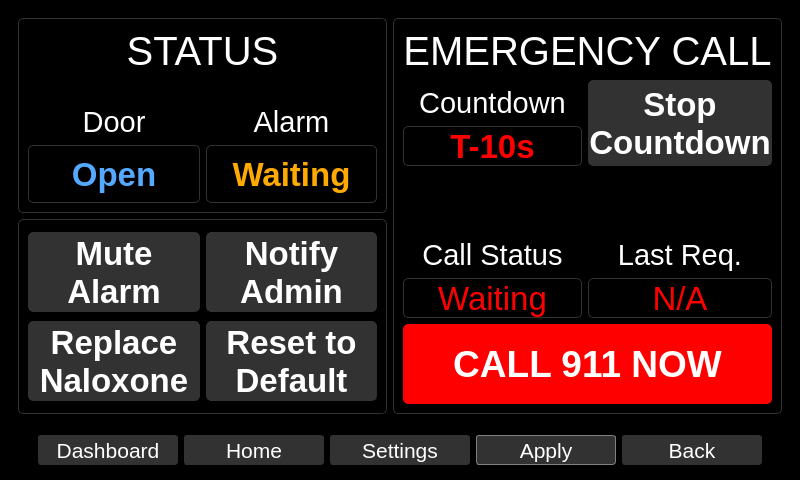
Old version of the form qt_design/main_window.ui in the repository zyl120/Naloxone_Safety_Kit.
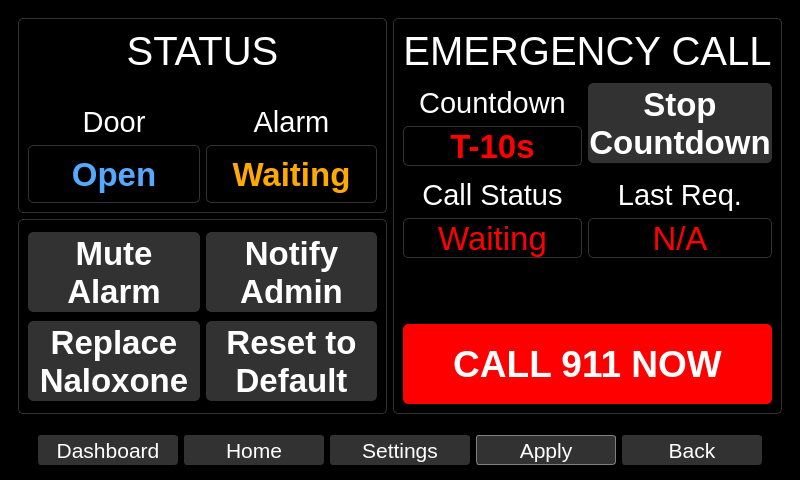
New version of the form. The open tabs and pages were chosen to show the change.

Commit message: change door open ui

```diff
--- a/qt_design/main_window.ui
+++ b/qt_design/main_window.ui
@@ -4695,191 +4695,7 @@
            <number>0</number>
           </property>
           <layout class="QGridLayout" name="gridLayout_14">
-           <item row="5" column="0" colspan="2">
-            <widget class="QPushButton" name="call911NowPushButton">
-             <property name="sizePolicy">
-              <sizepolicy hsizetype="Preferred" vsizetype="Maximum">
-               <horstretch>0</horstretch>
-               <verstretch>0</verstretch>
-              </sizepolicy>
-             </property>
-             <property name="minimumSize">
-              <size>
-               <width>0</width>
-               <height>80</height>
-              </size>
-             </property>
-             <property name="maximumSize">
-              <size>
-               <width>16777215</width>
-               <height>16777215</height>
-              </size>
-             </property>
-             <property name="font">
-              <font>
-               <pointsize>28</pointsize>
-               <bold>true</bold>
-              </font>
-             </property>
-             <property name="styleSheet">
-              <string notr="true">color: white; background-color: red; border-radius:5px;border-color:red;border-width: 1px;border-style: solid;
-</string>
-             </property>
-             <property name="text">
-              <string>CALL 911 NOW</string>
-             </property>
-            </widget>
-           </item>
-           <item row="0" column="0" colspan="2">
-            <widget class="QLabel" name="doorLabel_3">
-             <property name="sizePolicy">
-              <sizepolicy hsizetype="Preferred" vsizetype="Preferred">
-               <horstretch>0</horstretch>
-               <verstretch>0</verstretch>
-              </sizepolicy>
-             </property>
-             <property name="minimumSize">
-              <size>
-               <width>0</width>
-               <height>40</height>
-              </size>
-             </property>
-             <property name="maximumSize">
-              <size>
-               <width>16777215</width>
-               <height>16777215</height>
-              </size>
-             </property>
-             <property name="font">
-              <font>
-               <pointsize>30</pointsize>
-               <bold>false</bold>
-              </font>
-             </property>
-             <property name="styleSheet">
-              <string notr="true">color:white;border-width: 0px;</string>
-             </property>
-             <property name="text">
-              <string>EMERGENCY CALL</string>
-             </property>
-             <property name="alignment">
-              <set>Qt::AlignBottom|Qt::AlignHCenter</set>
-             </property>
-            </widget>
-           </item>
-           <item row="3" column="1">
-            <layout class="QVBoxLayout" name="verticalLayout_27">
-             <item>
-              <widget class="QLabel" name="label_8">
-               <property name="sizePolicy">
-                <sizepolicy hsizetype="Preferred" vsizetype="Preferred">
-                 <horstretch>0</horstretch>
-                 <verstretch>0</verstretch>
-                </sizepolicy>
-               </property>
-               <property name="minimumSize">
-                <size>
-                 <width>0</width>
-                 <height>40</height>
-                </size>
-               </property>
-               <property name="maximumSize">
-                <size>
-                 <width>16777215</width>
-                 <height>16777215</height>
-                </size>
-               </property>
-               <property name="font">
-                <font>
-                 <pointsize>22</pointsize>
-                </font>
-               </property>
-               <property name="styleSheet">
-                <string notr="true">color:white;border-width: 0px;</string>
-               </property>
-               <property name="text">
-                <string>Last Req.</string>
-               </property>
-               <property name="alignment">
-                <set>Qt::AlignBottom|Qt::AlignHCenter</set>
-               </property>
-              </widget>
-             </item>
-             <item>
-              <widget class="QLabel" name="emergencyCallLastCallLabel">
-               <property name="sizePolicy">
-                <sizepolicy hsizetype="Preferred" vsizetype="Preferred">
-                 <horstretch>0</horstretch>
-                 <verstretch>0</verstretch>
-                </sizepolicy>
-               </property>
-               <property name="minimumSize">
-                <size>
-                 <width>0</width>
-                 <height>40</height>
-                </size>
-               </property>
-               <property name="maximumSize">
-                <size>
-                 <width>16777215</width>
-                 <height>16777215</height>
-                </size>
-               </property>
-               <property name="font">
-                <font>
-                 <pointsize>25</pointsize>
-                 <bold>false</bold>
-                </font>
-               </property>
-               <property name="styleSheet">
-                <string notr="true">color:red;border-radius: 5px;border-color:rgb(50,50,50);border-width: 1px;border-style: solid;</string>
-               </property>
-               <property name="text">
-                <string>N/A</string>
-               </property>
-               <property name="alignment">
-                <set>Qt::AlignCenter</set>
-               </property>
-              </widget>
-             </item>
-            </layout>
-           </item>
-           <item row="1" column="1">
-            <widget class="QPushButton" name="stopCountdownPushButton">
-             <property name="sizePolicy">
-              <sizepolicy hsizetype="Preferred" vsizetype="Preferred">
-               <horstretch>0</horstretch>
-               <verstretch>0</verstretch>
-              </sizepolicy>
-             </property>
-             <property name="minimumSize">
-              <size>
-               <width>0</width>
-               <height>80</height>
-              </size>
-             </property>
-             <property name="maximumSize">
-              <size>
-               <width>16777215</width>
-               <height>16777215</height>
-              </size>
-             </property>
-             <property name="font">
-              <font>
-               <pointsize>25</pointsize>
-               <bold>true</bold>
-              </font>
-             </property>
-             <property name="styleSheet">
-              <string notr="true">color:white;border-radius: 5px;background-color:rgb(50,50,50);border-color:rgb(50,50,50);border-width: 1px;border-style: solid;</string>
-             </property>
-             <property name="text">
-              <string>Stop
-Countdown</string>
-             </property>
-            </widget>
-           </item>
-           <item row="3" column="0">
+           <item row="4" column="0">
             <layout class="QVBoxLayout" name="verticalLayout_24">
              <item>
               <widget class="QLabel" name="label">
@@ -4956,7 +4772,42 @@
              </item>
             </layout>
            </item>
-           <item row="1" column="0">
+           <item row="2" column="1">
+            <widget class="QPushButton" name="stopCountdownPushButton">
+             <property name="sizePolicy">
+              <sizepolicy hsizetype="Preferred" vsizetype="Maximum">
+               <horstretch>0</horstretch>
+               <verstretch>0</verstretch>
+              </sizepolicy>
+             </property>
+             <property name="minimumSize">
+              <size>
+               <width>0</width>
+               <height>80</height>
+              </size>
+             </property>
+             <property name="maximumSize">
+              <size>
+               <width>16777215</width>
+               <height>16777215</height>
+              </size>
+             </property>
+             <property name="font">
+              <font>
+               <pointsize>25</pointsize>
+               <bold>true</bold>
+              </font>
+             </property>
+             <property name="styleSheet">
+              <string notr="true">color:white;border-radius: 5px;background-color:rgb(50,50,50);border-color:rgb(50,50,50);border-width: 1px;border-style: solid;</string>
+             </property>
+             <property name="text">
+              <string>Stop
+Countdown</string>
+             </property>
+            </widget>
+           </item>
+           <item row="2" column="0">
             <layout class="QVBoxLayout" name="verticalLayout_46">
              <item>
               <widget class="QLabel" name="countdownLabel">
@@ -5028,7 +4879,44 @@
              </item>
             </layout>
            </item>
-           <item row="2" column="0" colspan="2">
+           <item row="0" column="0" colspan="2">
+            <widget class="QLabel" name="doorLabel_3">
+             <property name="sizePolicy">
+              <sizepolicy hsizetype="Preferred" vsizetype="Preferred">
+               <horstretch>0</horstretch>
+               <verstretch>0</verstretch>
+              </sizepolicy>
+             </property>
+             <property name="minimumSize">
+              <size>
+               <width>0</width>
+               <height>40</height>
+              </size>
+             </property>
+             <property name="maximumSize">
+              <size>
+               <width>16777215</width>
+               <height>16777215</height>
+              </size>
+             </property>
+             <property name="font">
+              <font>
+               <pointsize>30</pointsize>
+               <bold>false</bold>
+              </font>
+             </property>
+             <property name="styleSheet">
+              <string notr="true">color:white;border-width: 0px;</string>
+             </property>
+             <property name="text">
+              <string>EMERGENCY CALL</string>
+             </property>
+             <property name="alignment">
+              <set>Qt::AlignBottom|Qt::AlignHCenter</set>
+             </property>
+            </widget>
+           </item>
+           <item row="5" column="0" colspan="2">
             <spacer name="verticalSpacer_5">
              <property name="orientation">
               <enum>Qt::Vertical</enum>
@@ -5041,6 +4929,118 @@
              </property>
             </spacer>
            </item>
+           <item row="4" column="1">
+            <layout class="QVBoxLayout" name="verticalLayout_27">
+             <item>
+              <widget class="QLabel" name="label_8">
+               <property name="sizePolicy">
+                <sizepolicy hsizetype="Preferred" vsizetype="Preferred">
+                 <horstretch>0</horstretch>
+                 <verstretch>0</verstretch>
+                </sizepolicy>
+               </property>
+               <property name="minimumSize">
+                <size>
+                 <width>0</width>
+                 <height>40</height>
+                </size>
+               </property>
+               <property name="maximumSize">
+                <size>
+                 <width>16777215</width>
+                 <height>16777215</height>
+                </size>
+               </property>
+               <property name="font">
+                <font>
+                 <pointsize>22</pointsize>
+                </font>
+               </property>
+               <property name="styleSheet">
+                <string notr="true">color:white;border-width: 0px;</string>
+               </property>
+               <property name="text">
+                <string>Last Req.</string>
+               </property>
+               <property name="alignment">
+                <set>Qt::AlignBottom|Qt::AlignHCenter</set>
+               </property>
+              </widget>
+             </item>
+             <item>
+              <widget class="QLabel" name="emergencyCallLastCallLabel">
+               <property name="sizePolicy">
+                <sizepolicy hsizetype="Preferred" vsizetype="Preferred">
+                 <horstretch>0</horstretch>
+                 <verstretch>0</verstretch>
+                </sizepolicy>
+               </property>
+               <property name="minimumSize">
+                <size>
+                 <width>0</width>
+                 <height>40</height>
+                </size>
+               </property>
+               <property name="maximumSize">
+                <size>
+                 <width>16777215</width>
+                 <height>16777215</height>
+                </size>
+               </property>
+               <property name="font">
+                <font>
+                 <pointsize>25</pointsize>
+                 <bold>false</bold>
+                </font>
+               </property>
+               <property name="styleSheet">
+                <string notr="true">color:red;border-radius: 5px;border-color:rgb(50,50,50);border-width: 1px;border-style: solid;</string>
+               </property>
+               <property name="text">
+                <string>N/A</string>
+               </property>
+               <property name="alignment">
+                <set>Qt::AlignCenter</set>
+               </property>
+              </widget>
+             </item>
+            </layout>
+           </item>
+           <item row="6" column="0" colspan="2">
+            <widget class="QPushButton" name="call911NowPushButton">
+             <property name="sizePolicy">
+              <sizepolicy hsizetype="Preferred" vsizetype="Maximum">
+               <horstretch>0</horstretch>
+               <verstretch>0</verstretch>
+              </sizepolicy>
+             </property>
+             <property name="minimumSize">
+              <size>
+               <width>0</width>
+               <height>80</height>
+              </size>
+             </property>
+             <property name="maximumSize">
+              <size>
+               <width>16777215</width>
+               <height>16777215</height>
+              </size>
+             </property>
+             <property name="font">
+              <font>
+               <pointsize>28</pointsize>
+               <bold>true</bold>
+              </font>
+             </property>
+             <property name="styleSheet">
+              <string notr="true">color: white; background-color: red; border-radius:5px;border-color:red;border-width: 1px;border-style: solid;
+</string>
+             </property>
+             <property name="text">
+              <string>CALL 911 NOW</string>
+             </property>
+            </widget>
+           </item>
           </layout>
          </widget>
         </item>
```
Left out of the diff: 2 changed lines with no effect on the pictures. The commit also changes 2 other files.
